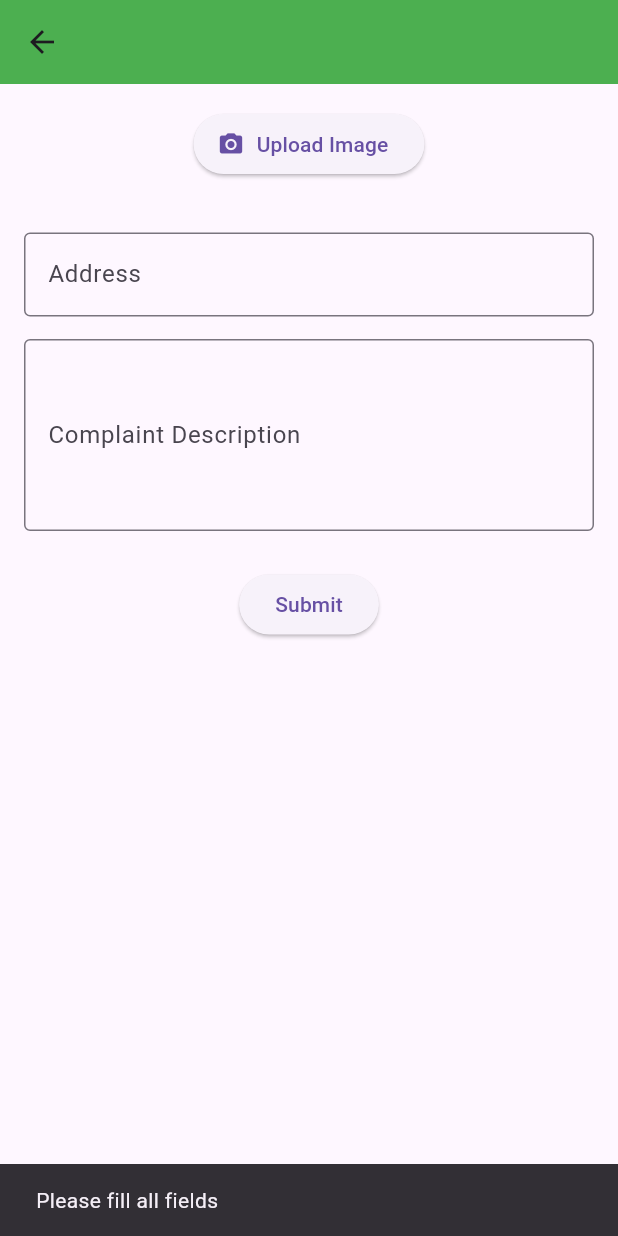
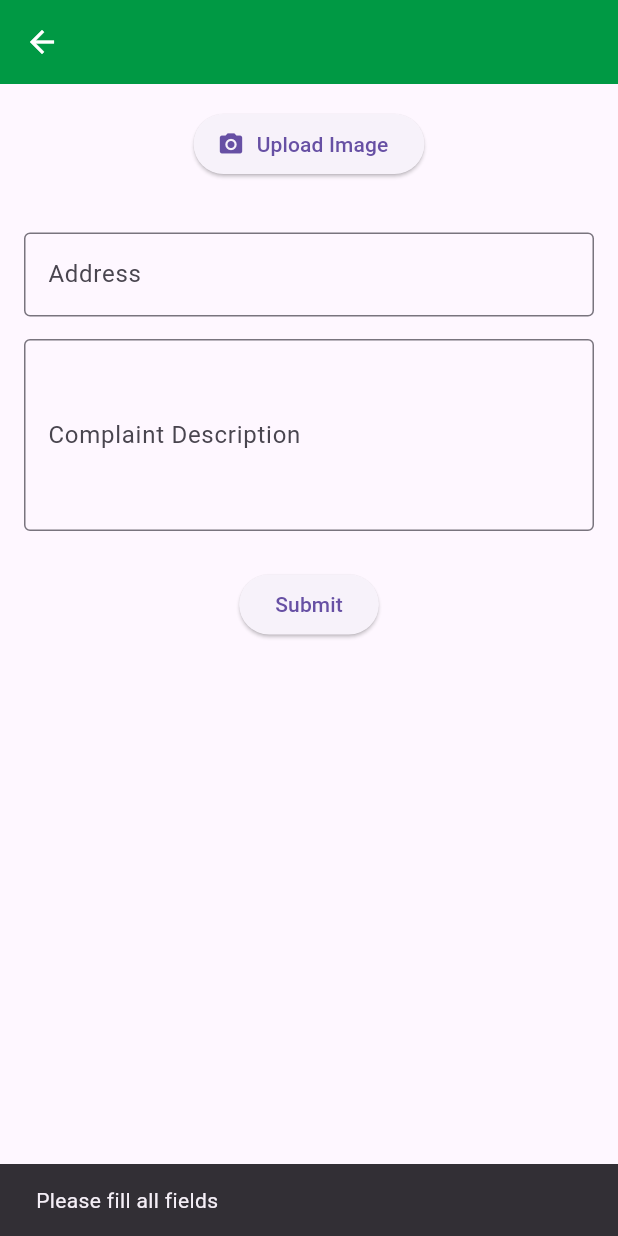
Before and after one commit to khushimadan/Fix-My-City, a Flutter app: the ComplaintEntryScreen screen opened directly with empty values, after a tap on "Submit", on a phone screen of 412 x 824 dp. Run offline on Flutter 3.47's test engine with Material 3 defaults, Android fonts, the phone set to English and light mode, and no system bars; our stand-ins replace cloud_firestore, firebase_auth, firebase_core, firebase_storage, geolocator, image_picker and 1 more; accounts and stored records are empty.

Commit message:
Update complaint_entry_screen.dart

```diff
--- a/lib/screens/complaint_entry_screen.dart
+++ b/lib/screens/complaint_entry_screen.dart
@@ -11,10 +11,10 @@ class ComplaintEntryScreen extends StatefulWidget {
   const ComplaintEntryScreen({super.key, required this.problem});
 
   @override
-  _ComplaintEntryScreenState createState() => _ComplaintEntryScreenState();
+  ComplaintEntryScreenState createState() => ComplaintEntryScreenState();
 }
 
-class _ComplaintEntryScreenState extends State<ComplaintEntryScreen> {
+class ComplaintEntryScreenState extends State<ComplaintEntryScreen> {
   final TextEditingController _addressController = TextEditingController();
   final TextEditingController _descriptionController = TextEditingController();
   File? _selectedImage;
@@ -68,7 +68,6 @@ class _ComplaintEntryScreenState extends State<ComplaintEntryScreen> {
       TaskSnapshot taskSnapshot = await uploadTask;
       return await taskSnapshot.ref.getDownloadURL();
     } catch (e) {
-      print("Error uploading image: $e");
       return null;
     }
   }
@@ -81,7 +80,6 @@ class _ComplaintEntryScreenState extends State<ComplaintEntryScreen> {
     // Check if location services are enabled
     serviceEnabled = await Geolocator.isLocationServiceEnabled();
     if (!serviceEnabled) {
-      print("Location services are disabled.");
       return null;
     }
 
@@ -90,22 +88,17 @@ class _ComplaintEntryScreenState extends State<ComplaintEntryScreen> {
     if (permission == LocationPermission.denied) {
       permission = await Geolocator.requestPermission();
       if (permission == LocationPermission.denied) {
-        print("Location permissions are denied.");
         return null;
       }
     }
 
     if (permission == LocationPermission.deniedForever) {
-      print("Location permissions are permanently denied.");
       return null;
     }
 
     // Get user location
     Position position = await Geolocator.getCurrentPosition(
         desiredAccuracy: LocationAccuracy.high);
-
-    print("User location: ${position.latitude}, ${position.longitude}");
-
     return GeoPoint(position.latitude, position.longitude);
   }
 
@@ -134,7 +127,7 @@ class _ComplaintEntryScreenState extends State<ComplaintEntryScreen> {
       GeoPoint? userLocation = await _getUserLocation();
       if (userLocation == null) {
         ScaffoldMessenger.of(context).showSnackBar(
-          SnackBar(content: Text("Could not fetch location.")),
+          SnackBar(content: Text("Could not fetch location")),
         );
         setState(() {
           _isSubmitting = false;
@@ -184,7 +177,7 @@ class _ComplaintEntryScreenState extends State<ComplaintEntryScreen> {
       });
 
       ScaffoldMessenger.of(context).showSnackBar(
-        SnackBar(content: Text("Complaint Submitted Successfully!")),
+        SnackBar(content: Text("Complaint Submitted Successfully!"),backgroundColor: Colors.green.shade400,),
       );
 
       _addressController.clear();
@@ -196,7 +189,6 @@ class _ComplaintEntryScreenState extends State<ComplaintEntryScreen> {
 
       Navigator.pop(context);
     } catch (e) {
-      print("Error submitting complaint: $e");
       ScaffoldMessenger.of(context).showSnackBar(
         SnackBar(content: Text("Error submitting complaint. Try again.")),
       );
@@ -210,8 +202,11 @@ class _ComplaintEntryScreenState extends State<ComplaintEntryScreen> {
   Widget build(BuildContext context) {
     return Scaffold(
       appBar: AppBar(
-        title: Text(widget.problem),
-        backgroundColor: Colors.green,
+        title: Text(widget.problem,
+        style: TextStyle(fontFamily: 'Poppins',fontSize: 24)),
+        backgroundColor: const Color(0xFF009944),
+        foregroundColor: Colors.white,
+        centerTitle: true,
       ),
       body: Padding(
         padding: const EdgeInsets.all(16.0),
```
